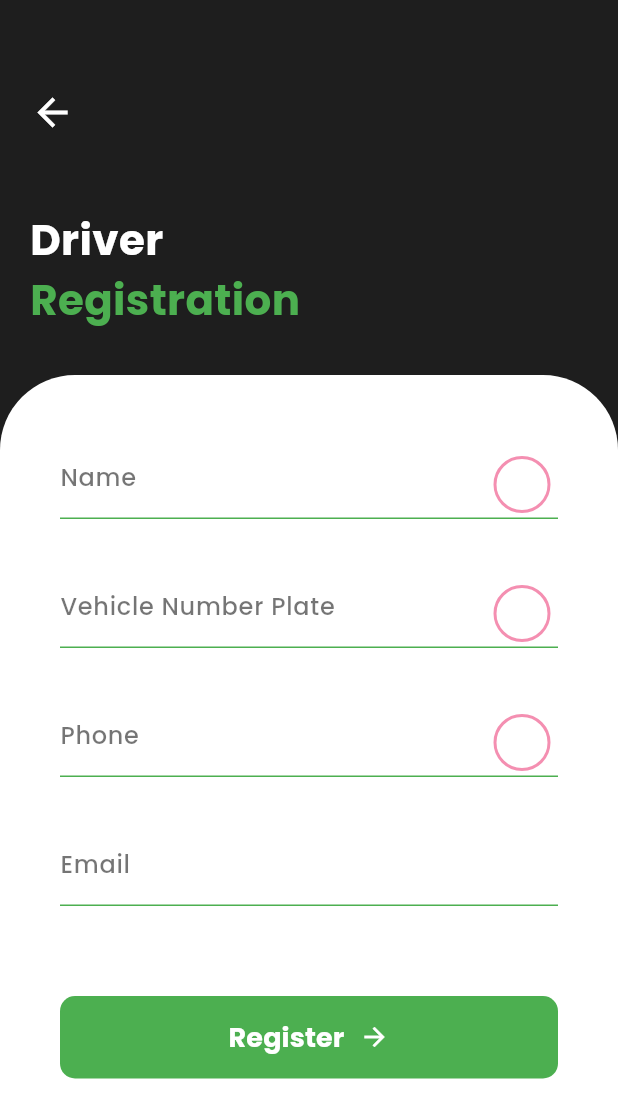
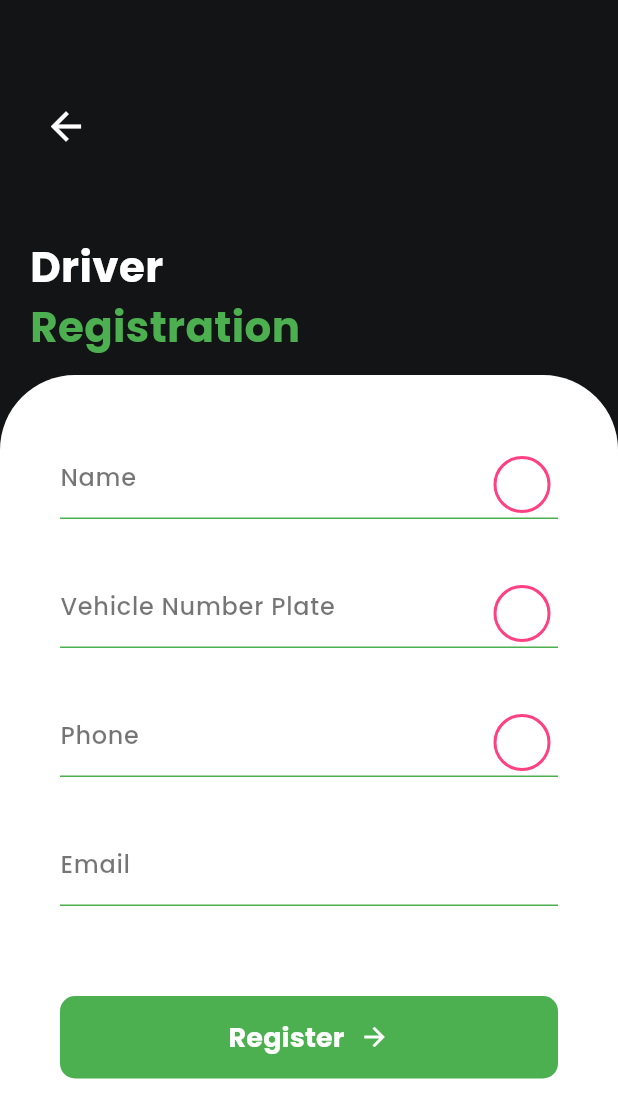
Before and after one commit to venuraka/Travel_pass, a Flutter app: the screen it shows after launch, after a tap on "Driver", on a phone screen of 412 x 824 dp. Shown: the top 1118 px of the screen. Run offline on Flutter 3.47's test engine with Material 3 defaults, Android fonts, the phone set to English and light mode, and no system bars.

Commit message:
updated some pages

```diff
--- a/project/lib/Components/Form.dart
+++ /dev/null
@@ -1,36 +0,0 @@
-import 'package:flutter/material.dart';
-
-class RegistrationFormContainer extends StatelessWidget {
-  // We use a Widget list as the content to allow any widgets (fields, buttons, etc.)
-  final List<Widget> children;
-  final double topOffset; // How far down the container should start
-
-  const RegistrationFormContainer({
-    super.key,
-    required this.children,
-    this.topOffset = 250.0,
-  });
-
-  @override
-  Widget build(BuildContext context) {
-    return Positioned.fill(
-      top: topOffset, // Use the offset to start below the header
-      child: Container(
-        decoration: const BoxDecoration(
-          color: Colors.white,
-          borderRadius: BorderRadius.only(
-            topLeft: Radius.circular(50.0),
-            topRight: Radius.circular(50.0),
-          ),
-        ),
-        child: SingleChildScrollView( // Keeps the content scrollable
-          padding: const EdgeInsets.symmetric(horizontal: 40.0, vertical: 40.0),
-          child: Column(
-            crossAxisAlignment: CrossAxisAlignment.center,
-            children: children, // Inserts the form fields and buttons here
-          ),
-        ),
-      ),
-    );
-  }
-}
--- /dev/null
+++ b/project/lib/Components/InputTexts.dart
@@ -0,0 +1,50 @@
+import 'package:flutter/material.dart';
+
+class InputTextField extends StatelessWidget {
+  final String labelText;
+  final TextInputType keyboardType;
+  final bool showTrailingIcon;
+
+  const InputTextField({
+    super.key,
+    required this.labelText,
+    this.keyboardType = TextInputType.text,
+    this.showTrailingIcon = true,
+  });
+
+  @override
+  Widget build(BuildContext context) {
+    return TextField(
+      keyboardType: keyboardType,
+      decoration: InputDecoration(
+        labelText: labelText,
+        labelStyle: const TextStyle(
+          color: Colors.black54,
+          fontWeight: FontWeight.w500,
+        ),
+        enabledBorder: const UnderlineInputBorder(
+          borderSide: BorderSide(color: Colors.green, width: 1.0),
+        ),
+        focusedBorder: const UnderlineInputBorder(
+          borderSide: BorderSide(color: Colors.green, width: 2.0),
+        ),
+        suffixIcon: showTrailingIcon
+            ? Padding(
+          padding: const EdgeInsets.only(top: 10.0),
+          child: Container(
+            width: 15,
+            height: 15,
+            decoration: BoxDecoration(
+              shape: BoxShape.circle,
+              border: Border.all(
+                color: Colors.pinkAccent,
+                width: 2,
+              ),
+            ),
+          ),
+        )
+            : null,
+      ),
+    );
+  }
+}
--- /dev/null
+++ b/project/lib/Components/Whitecard.dart
@@ -0,0 +1,32 @@
+import 'package:flutter/material.dart';
+
+class WhiteCard extends StatelessWidget {
+  final Widget child; // This allows us to pass any content inside the card
+  final double topPadding; // Top position in the Stack
+
+  const WhiteCard({
+    super.key,
+    required this.child,
+    this.topPadding = 250, // Default value if not provided
+  });
+
+  @override
+  Widget build(BuildContext context) {
+    return Positioned.fill(
+      top: topPadding,
+      child: Container(
+        decoration: const BoxDecoration(
+          color: Colors.white,
+          borderRadius: BorderRadius.only(
+            topLeft: Radius.circular(50.0),
+            topRight: Radius.circular(50.0),
+          ),
+        ),
+        child: SingleChildScrollView(
+          padding: const EdgeInsets.symmetric(horizontal: 40.0, vertical: 40.0),
+          child: child,
+        ),
+      ),
+    );
+  }
+}
--- a/project/lib/Screens/UserRegistration/DriverRegistration1.dart
+++ b/project/lib/Screens/UserRegistration/DriverRegistration1.dart
@@ -1,43 +1,46 @@
 import 'package:flutter/material.dart';
-
+import '../../Components/InputTexts.dart';
+import '../../Components/Whitecard.dart';
 
 class DriverRegistrationScreen extends StatelessWidget {
   const DriverRegistrationScreen({super.key});
 
   @override
   Widget build(BuildContext context) {
-    // Define the dark background color
-    const Color darkBackground = Color(0xFF1E1E1E);
+    const Color darkBackground = Color(0xFF121415);
 
     return Scaffold(
       backgroundColor: darkBackground,
       body: Stack(
         children: <Widget>[
-          // Header Content (Back Button and Title)
-          const Positioned(
+          // Header
+          Positioned(
             top: 60,
             left: 20,
             right: 20,
             child: Column(
               crossAxisAlignment: CrossAxisAlignment.start,
               children: [
-                // Back Button (using IconButton for the circle effect)
-                Icon(
+                IconButton(
+                  icon: const Icon(
                     Icons.arrow_back,
-                  color: Colors.white, // Back button icon color
+                    color: Colors.white,
                     size: 30,
                   ),
-                SizedBox(height: 50),
-                // Title
-                Text(
+                  onPressed: () {
+                    Navigator.pop(context);
+                  },
+                ),
+                const SizedBox(height: 50),
+                const Text(
                   'Driver',
                   style: TextStyle(
                     fontSize: 28,
                     fontWeight: FontWeight.bold,
-                    color: Colors.white, // 'Driver' in white
+                    color: Colors.white,
                   ),
                 ),
-                Text(
+                const Text(
                   'Registration',
                   style: TextStyle(
                     fontSize: 28,
@@ -49,65 +52,51 @@ class DriverRegistrationScreen extends StatelessWidget {
             ),
           ),
 
-          // The large, rounded white card container
-          Positioned.fill(
-            top: 250, // Starts below the header text
-            child: Container(
-              decoration: const BoxDecoration(
-                color: Colors.white,
-                borderRadius: BorderRadius.only(
-                  topLeft: Radius.circular(50.0),
-                  topRight: Radius.circular(50.0),
-                ),
-              ),
-              child: SingleChildScrollView( // Use SingleChildScrollView for scrollability
-                padding: const EdgeInsets.symmetric(horizontal: 40.0, vertical: 40.0),
+          // White Card section
+          WhiteCard(
             child: Column(
               crossAxisAlignment: CrossAxisAlignment.center,
-                  children: <Widget>[
-
-                    // 2. Input Fields
+              children: [
                 const InputTextField(
                   labelText: 'Name',
                   keyboardType: TextInputType.name,
                 ),
                 const SizedBox(height: 30),
-
                 const InputTextField(
                   labelText: 'Vehicle Number Plate',
                   keyboardType: TextInputType.text,
                 ),
                 const SizedBox(height: 30),
-
                 const InputTextField(
                   labelText: 'Phone',
                   keyboardType: TextInputType.phone,
                 ),
                 const SizedBox(height: 30),
-
                 const InputTextField(
                   labelText: 'Email',
                   keyboardType: TextInputType.emailAddress,
-                      showTrailingIcon: false, // The image has a trailing circle only on the first field
+                  showTrailingIcon: false,
                 ),
-
                 const SizedBox(height: 60),
 
-                    // 3. Register Button
+                // Register Button
                 SizedBox(
                   width: double.infinity,
                   height: 55,
                   child: ElevatedButton(
                     onPressed: () {
-                          print('Register button pressed!');
+                      debugPrint('Register button pressed!');
                     },
                     style: ElevatedButton.styleFrom(
-                          backgroundColor: Colors.green, // Green background
+                      backgroundColor: Colors.green,
                       shape: RoundedRectangleBorder(
-                            borderRadius: BorderRadius.circular(10.0), // Rounded corners
+                        borderRadius: BorderRadius.circular(10.0),
                       ),
-                          padding: const EdgeInsets.symmetric(horizontal: 20, vertical: 15),
-                          elevation: 0, // No shadow
+                      padding: const EdgeInsets.symmetric(
+                        horizontal: 20,
+                        vertical: 15,
+                      ),
+                      elevation: 0,
                     ),
                     child: const Row(
                       mainAxisAlignment: MainAxisAlignment.center,
@@ -130,10 +119,8 @@ class DriverRegistrationScreen extends StatelessWidget {
                     ),
                   ),
                 ),
-                    const SizedBox(height: 50), // Extra space at the bottom
+                const SizedBox(height: 50),
               ],
-                ),
-              ),
             ),
           ),
         ],
@@ -141,59 +128,3 @@ class DriverRegistrationScreen extends StatelessWidget {
     );
   }
 }
-
-// ------------------------------------------
-// 2. CUSTOM TEXT FIELD WIDGET
-// ------------------------------------------
-
-class InputTextField extends StatelessWidget {
-  final String labelText;
-  final TextInputType keyboardType;
-  final bool showTrailingIcon;
-
-  const InputTextField({
-    super.key,
-    required this.labelText,
-    this.keyboardType = TextInputType.text,
-    this.showTrailingIcon = true,
-  });
-
-  @override
-  Widget build(BuildContext context) {
-    return TextField(
-      keyboardType: keyboardType,
-      decoration: InputDecoration(
-        labelText: labelText,
-        labelStyle: TextStyle(
-          color: Colors.black54, // Label in dark gray/black
-          fontWeight: FontWeight.w500,
-        ),
-        // Use an underline border
-        enabledBorder: const UnderlineInputBorder(
-          borderSide: BorderSide(color: Colors.green, width: 1.0), // Green underline when enabled
-        ),
-        focusedBorder: const UnderlineInputBorder(
-          borderSide: BorderSide(color: Colors.green, width: 2.0), // Slightly thicker green when focused
-        ),
-
-        // Trailing icon (the small pink circle shown in the image)
-        suffixIcon: showTrailingIcon
-            ? Padding(
-          padding: const EdgeInsets.only(top: 10.0),
-          child: Container(
-            width: 15,
-            height: 15,
-            decoration: BoxDecoration(
-              shape: BoxShape.circle,
-              border: Border.all(
-                color: Colors.pink.shade200, // Pink border
-                width: 2,
-              ),
-            ),
-          ),
-        )
-            : null,
-      ),
-    );
-  }
-}
--- a/project/lib/Screens/UserRegistration/UserSelection.dart
+++ b/project/lib/Screens/UserRegistration/UserSelection.dart
@@ -156,7 +156,7 @@ class SelectionTile extends StatelessWidget {
                     Text(
                       title,
                       style: const TextStyle(
-                        fontSize: 25,
+                        fontSize: 35,
                         fontWeight: FontWeight.bold,
                         color: Color(0xFF121415),
                       ),
```
Also changed, not shown: project/pubspec.yaml (+0 -7 lines). Lines whose indentation alone changed are shown as unchanged.
